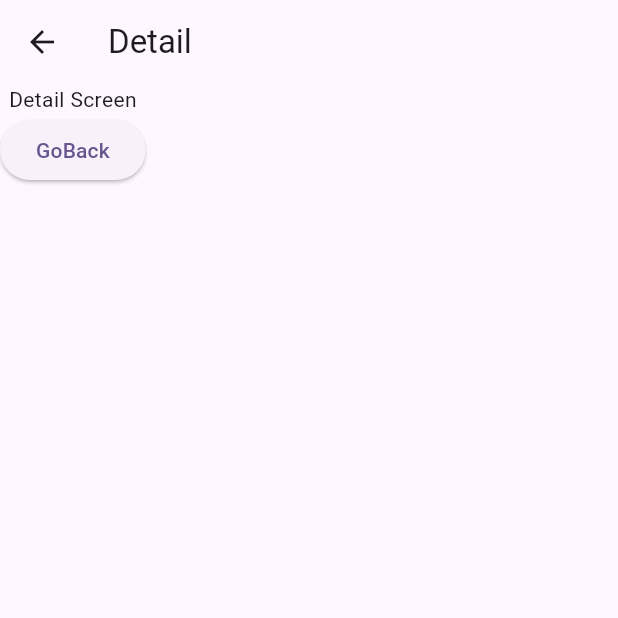
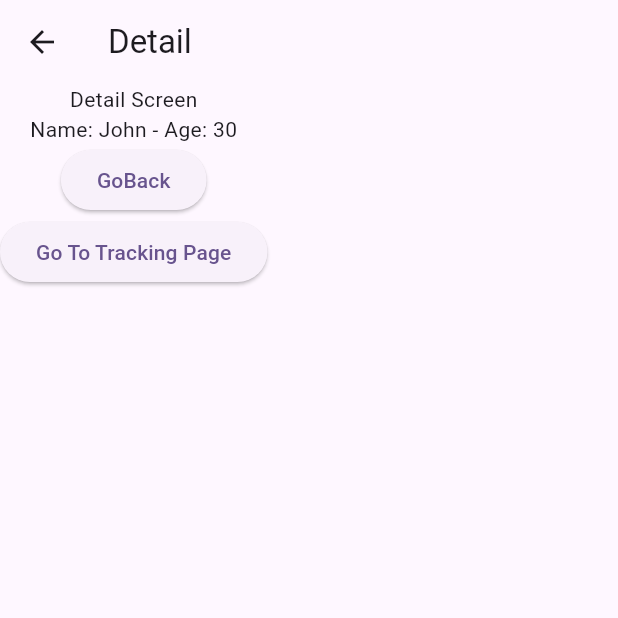
Before and after one commit to rddewan/flutter-beginner-course, a Flutter app: the screen it shows after launch, after a tap on "Go To Detail", on a phone screen of 412 x 824 dp, the top half of it. Run offline on Flutter 3.47's test engine with Material 3 defaults, Android fonts, the phone set to English and light mode, and no system bars.

Commit message:
passing paramater

```diff
--- a/flutter_basic_nav/lib/screens/detail_screen.dart
+++ b/flutter_basic_nav/lib/screens/detail_screen.dart
@@ -1,7 +1,11 @@
 import 'package:flutter/material.dart';
+import 'package:flutter_basic_nav/screens/tracking_screen.dart';
 
 class DetailScreen extends StatelessWidget {
-  const DetailScreen({super.key});
+  final String name;
+  final int age;
+
+  const DetailScreen({super.key, required this.name, required this.age});
 
   @override
   Widget build(BuildContext context) {
@@ -12,13 +16,28 @@
       body: Column(
         children: [
           const Text('Detail Screen'),
+          Text('Name: $name - Age: $age'),
           ElevatedButton(
             onPressed: () {
               Navigator.pop(context);
               //Navigator.of(context).pop();
 
             },
-            child: const Text('GoBack'))
+            child: const Text('GoBack'),
+          ),
+
+          ElevatedButton(
+            onPressed: () {
+              Navigator.push(
+                context,
+                MaterialPageRoute(
+                  builder: (context) => const TrackingScreen(name: 'John'),
+                ),
+               ); //Navigator.pushReplacement(context, route)
+
+            },
+            child: const Text('Go To Tracking Page'),
+          )
         ],
       ),
     );
--- a/flutter_basic_nav/lib/screens/home_screen.dart
+++ b/flutter_basic_nav/lib/screens/home_screen.dart
@@ -17,7 +17,10 @@
             onPressed: () {
 
               Navigator.of(context).push(
-                MaterialPageRoute(builder: (context) => const DetailScreen()),
+                MaterialPageRoute(builder: (context) => const DetailScreen(
+                  name: 'John',
+                  age: 30
+                )),
               );
             },
             child: const Text('Go To Detail'),
@@ -27,7 +30,10 @@
             onPressed: () {
              Navigator.push(
               context,
-              MaterialPageRoute(builder: (context) => const DetailScreen()),
+              MaterialPageRoute(builder: (context) => const DetailScreen(
+                name: 'John',
+                age: 30
+              )),
             );
             },
             child: const Text('Go To Detail'),
--- /dev/null
+++ b/flutter_basic_nav/lib/screens/tracking_screen.dart
@@ -0,0 +1,35 @@
+
+
+import 'package:flutter/material.dart';
+
+class TrackingScreen extends StatefulWidget {
+  final String name;
+  const TrackingScreen({super.key, required this.name});
+
+  @override
+  State<StatefulWidget> createState() => _TrackingScreenState();
+}
+
+class _TrackingScreenState extends State<TrackingScreen> {
+
+  @override
+  Widget build(BuildContext context) {
+    return Scaffold(
+      appBar: AppBar(
+        title: const Text('Tracking'),
+      ),
+      body: Column(
+        children: [
+          const Text('Tracking Screen'),
+          Text('Name: ${widget.name}'),
+          ElevatedButton(
+            onPressed: () {
+              Navigator.pop(context);
+            },
+            child: const Text('GoBack'),
+          ),
+        ],
+      ),
+    );
+  }
+}
```
